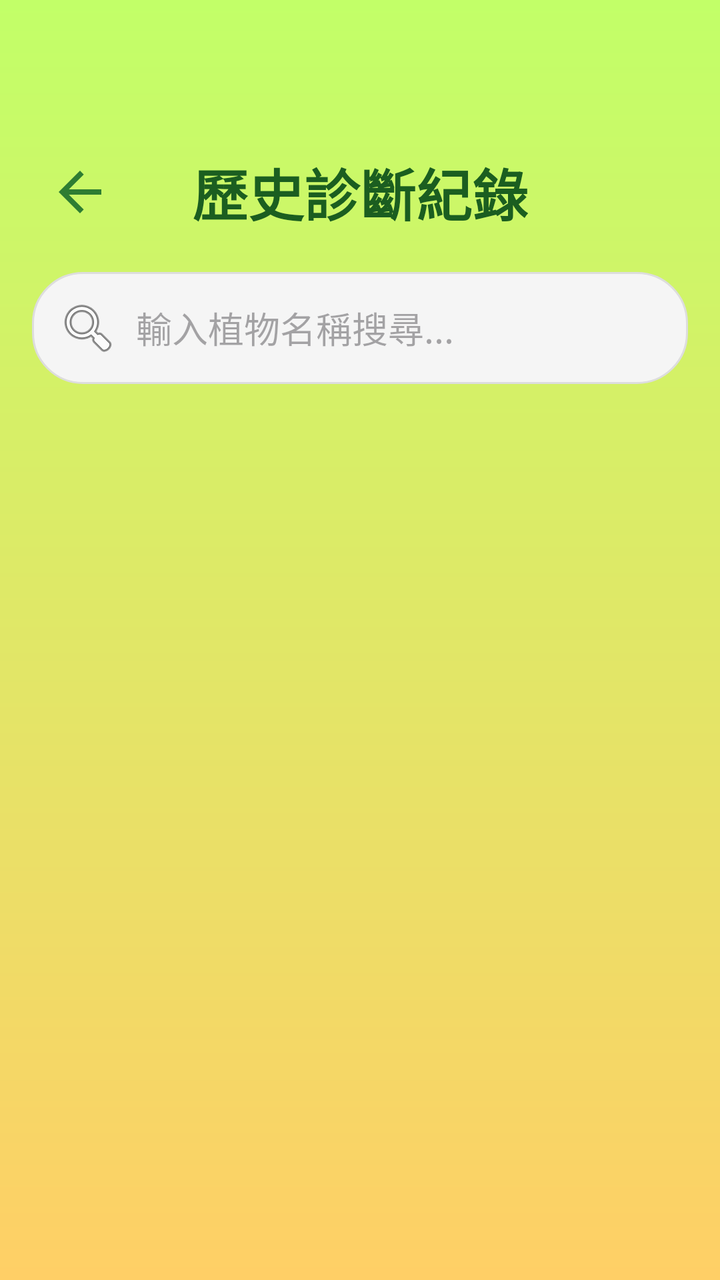
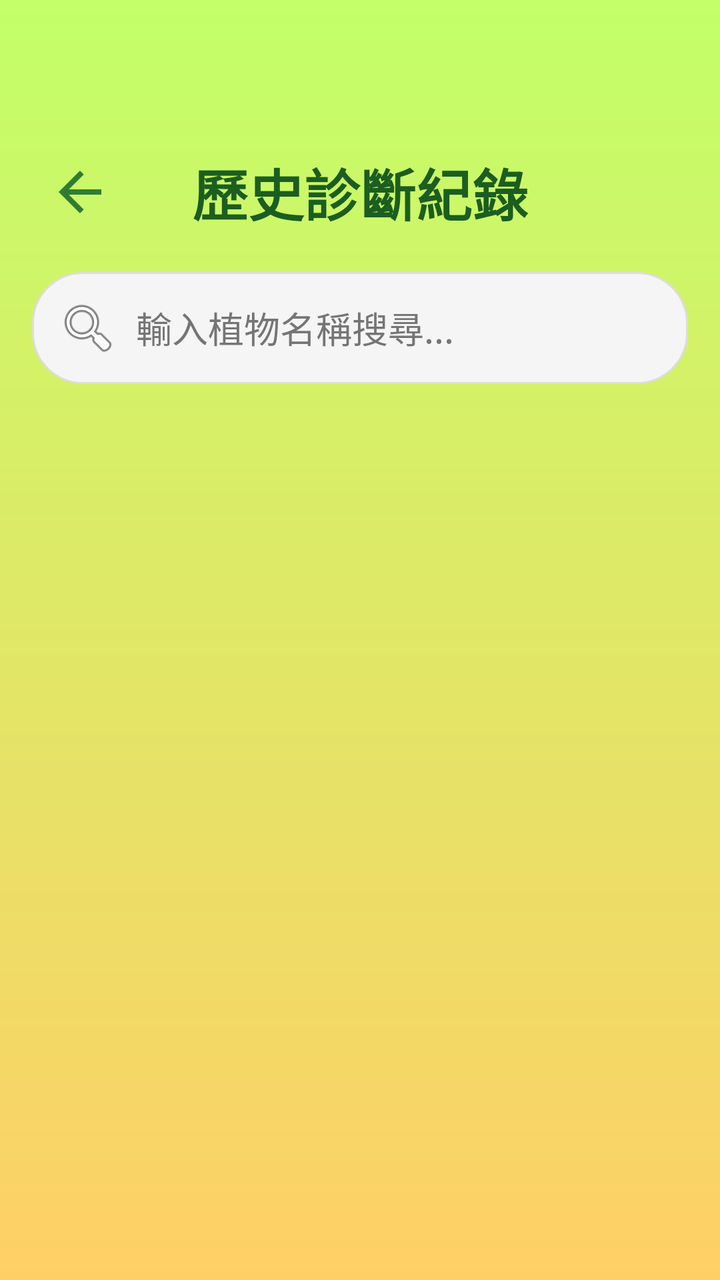

Before-and-after screenshots of an Android layout around one commit, followed by the original layout XML and the change that was made.
<!-- AndroidManifest.xml: application theme Theme.PlantDoctor -->
<!-- res/layout/activity_history_list.xml -->
<?xml version="1.0" encoding="utf-8"?>
<androidx.constraintlayout.widget.ConstraintLayout xmlns:android="http://schemas.android.com/apk/res/android"
    xmlns:app="http://schemas.android.com/apk/res-auto"
    xmlns:tools="http://schemas.android.com/tools"
    android:layout_width="match_parent"
    android:layout_height="match_parent"
    android:id="@+id/history_list_root_layout"
    android:background="@drawable/gradient_background">

    <ImageButton
        android:id="@+id/btn_back_home"
        android:layout_width="48dp"
        android:layout_height="48dp"
        android:layout_marginStart="16dp"
        android:layout_marginTop="72dp"
        android:background="?attr/selectableItemBackgroundBorderless"
        android:contentDescription="返回主頁"
        android:padding="8dp"
        android:scaleType="fitCenter"
        android:src="@drawable/ic_back"
        app:layout_constraintStart_toStartOf="parent"
        app:layout_constraintTop_toTopOf="parent"
        app:tint="#2E7D32" />

    <TextView
        android:id="@+id/tv_history_title"
        android:layout_width="wrap_content"
        android:layout_height="wrap_content"
        android:text="歷史診斷紀錄"
        android:textSize="28sp"
        android:textStyle="bold"
        android:textColor="#1B5E20"
        app:layout_constraintTop_toTopOf="@id/btn_back_home"
        app:layout_constraintBottom_toBottomOf="@id/btn_back_home"
        app:layout_constraintStart_toStartOf="parent"
        app:layout_constraintEnd_toEndOf="parent" />
    <EditText
        android:id="@+id/et_search"
        android:layout_width="0dp"
        android:layout_height="wrap_content"
        android:layout_marginStart="16dp"
        android:layout_marginTop="16dp"
        android:layout_marginEnd="16dp"
        android:background="@drawable/search_bg"
        android:drawableStart="@android:drawable/ic_menu_search"
        android:drawablePadding="8dp"
        android:hint="輸入植物名稱搜尋..."
        android:padding="12dp"
        android:maxLines="1"
        android:inputType="text"
        app:layout_constraintTop_toBottomOf="@id/btn_back_home"
        app:layout_constraintStart_toStartOf="parent"
        app:layout_constraintEnd_toEndOf="parent" />

    <androidx.recyclerview.widget.RecyclerView
        android:id="@+id/rv_history_list"
        android:layout_width="0dp"
        android:layout_height="0dp"
        android:layout_marginTop="8dp"
        app:layout_constraintTop_toBottomOf="@id/et_search"
        app:layout_constraintBottom_toBottomOf="parent"
        app:layout_constraintStart_toStartOf="parent"
        app:layout_constraintEnd_toEndOf="parent"
        tools:listitem="@layout/item_history" />

</androidx.constraintlayout.widget.ConstraintLayout>
<!-- res/layout/item_history.xml (included above) -->
<?xml version="1.0" encoding="utf-8"?>
<androidx.cardview.widget.CardView xmlns:android="http://schemas.android.com/apk/res/android"
    xmlns:app="http://schemas.android.com/apk/res-auto"
    android:layout_width="match_parent"
    android:layout_height="wrap_content"
    android:layout_marginHorizontal="16dp"
    android:layout_marginVertical="8dp"
    app:cardCornerRadius="15dp"
    app:cardElevation="4dp"
    app:cardBackgroundColor="#FFFFFF">

    <LinearLayout
        android:layout_width="match_parent"
        android:layout_height="wrap_content"
        android:orientation="vertical"
        android:padding="12dp">

        <LinearLayout
            android:layout_width="match_parent"
            android:layout_height="wrap_content"
            android:orientation="horizontal"
            android:gravity="center_vertical">

            <ImageView
                android:id="@+id/img_history_plant"
                android:layout_width="50dp"
                android:layout_height="50dp"
                android:scaleType="centerCrop"
                android:src="@android:drawable/ic_menu_gallery" />

            <LinearLayout
                android:layout_width="0dp"
                android:layout_height="wrap_content"
                android:layout_weight="1"
                android:layout_marginStart="12dp"
                android:orientation="vertical">

                <TextView
                    android:id="@+id/tv_history_name"
                    android:layout_width="wrap_content"
                    android:layout_height="wrap_content"
                    android:text="植物名稱"
                    android:textSize="18sp"
                    android:textStyle="bold"
                    android:textColor="#2E7D32" />

                <TextView
                    android:id="@+id/tv_history_date"
                    android:layout_width="wrap_content"
                    android:layout_height="wrap_content"
                    android:text="2026-04-12"
                    android:textSize="12sp" />
            </LinearLayout>

            <ImageView
                android:id="@+id/img_arrow"
                android:layout_width="24dp"
                android:layout_height="24dp"
                android:src="@android:drawable/arrow_down_float" />
        </LinearLayout>

        <LinearLayout
            android:id="@+id/layout_detail"
            android:layout_width="match_parent"
            android:layout_height="wrap_content"
            android:orientation="vertical"
            android:paddingTop="12dp"
            android:visibility="gone">

            <View
                android:layout_width="match_parent"
                android:layout_height="1dp"
                android:background="#EEEEEE"
                android:layout_marginBottom="8dp" />

            <TextView
                android:layout_width="wrap_content"
                android:layout_height="wrap_content"
                android:text="診斷詳情："
                android:textStyle="bold"
                android:textColor="#2E7D32" />

            <TextView
                android:id="@+id/tv_history_status"
                android:layout_width="match_parent"
                android:layout_height="wrap_content"
                android:layout_marginTop="4dp"
                android:textColor="#D32F2F"
                android:textStyle="bold" />

            <TextView
                android:id="@+id/tv_history_advice"
                android:layout_width="match_parent"
                android:layout_height="wrap_content"
                android:layout_marginTop="8dp"
                android:lineSpacingExtra="4dp"
                android:textColor="#444444"
                android:text="這裡會顯示完整的防治建議..." />

            <Button
                android:id="@+id/btn_go_detail"
                android:layout_width="wrap_content"
                android:layout_height="wrap_content"
                android:layout_gravity="end"
                android:text="查看完整報告"
                android:textSize="12sp"
                style="@style/Widget.MaterialComponents.Button.TextButton" />
        </LinearLayout>

    </LinearLayout>
</androidx.cardview.widget.CardView>
<!-- resources referenced by this layout -->
<resources>
  <!-- drawable gradient_background (drawable) -->
  <?xml version="1.0" encoding="utf-8"?>
  <shape xmlns:android="http://schemas.android.com/apk/res/android"
      android:shape="rectangle">
      <gradient
          android:startColor="#C2FF68"
          android:endColor="#FFCF66"
          android:angle="270" /> </shape>
  <!-- drawable ic_back (drawable) -->
  <vector xmlns:android="http://schemas.android.com/apk/res/android" android:autoMirrored="true" android:height="24dp" android:tint="#000000" android:viewportHeight="24" android:viewportWidth="24" android:width="24dp">
        
      <path android:fillColor="@android:color/white" android:pathData="M20,11H7.83l5.59,-5.59L12,4l-8,8 8,8 1.41,-1.41L7.83,13H20v-2z"/>
      
  </vector>
  <!-- drawable search_bg (drawable) -->
  <?xml version="1.0" encoding="utf-8"?>
  <shape xmlns:android="http://schemas.android.com/apk/res/android">
      <solid android:color="#F5F5F5" /> <corners android:radius="25dp" /> <stroke
      android:width="1dp"
      android:color="#DDDDDD" /> <padding
      android:left="12dp"
      android:right="12dp"
      android:top="8dp"
      android:bottom="8dp" />
  </shape>
  <style name="Theme.PlantDoctor" parent="Base.Theme.PlantDoctor" />
  <style name="Base.Theme.PlantDoctor" parent="Theme.Material3.DayNight.NoActionBar">
          
          
      </style>
</resources>

<!-- the commit's change to res/layout/activity_history_list.xml (unified diff, before → after) -->
@@ -48,6 +48,8 @@
         android:padding="12dp"
         android:maxLines="1"
         android:inputType="text"
+        android:textColorHint="#757575"
+        android:textColor="#757575"
         app:layout_constraintTop_toBottomOf="@id/btn_back_home"
         app:layout_constraintStart_toStartOf="parent"
         app:layout_constraintEnd_toEndOf="parent" />
